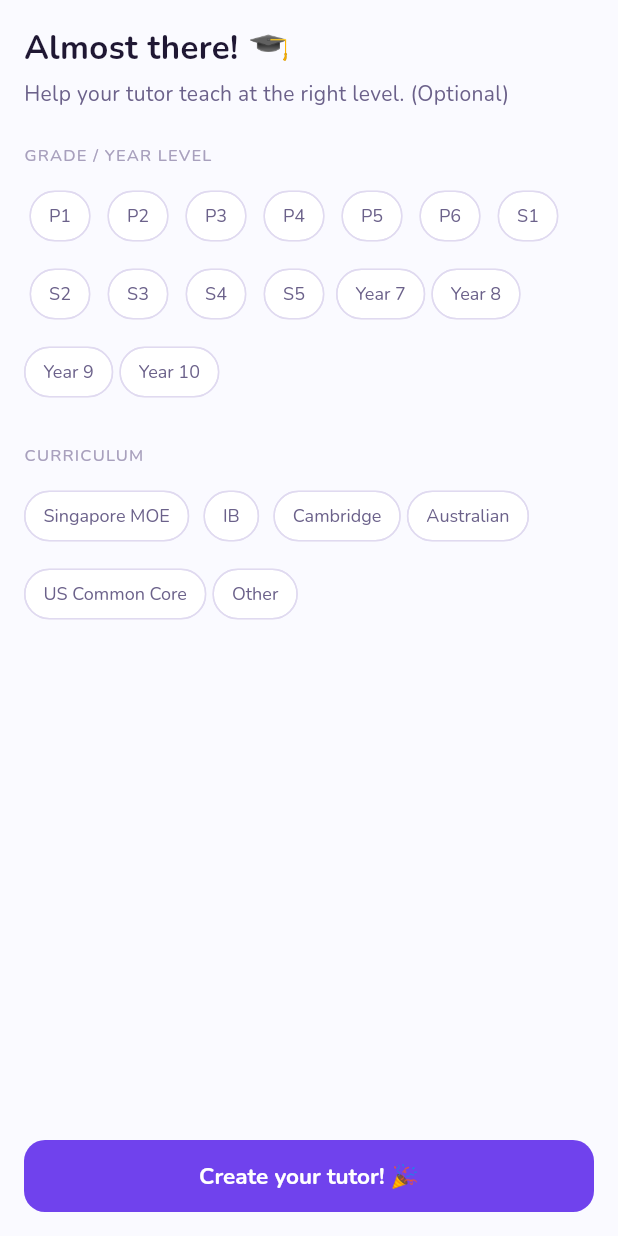
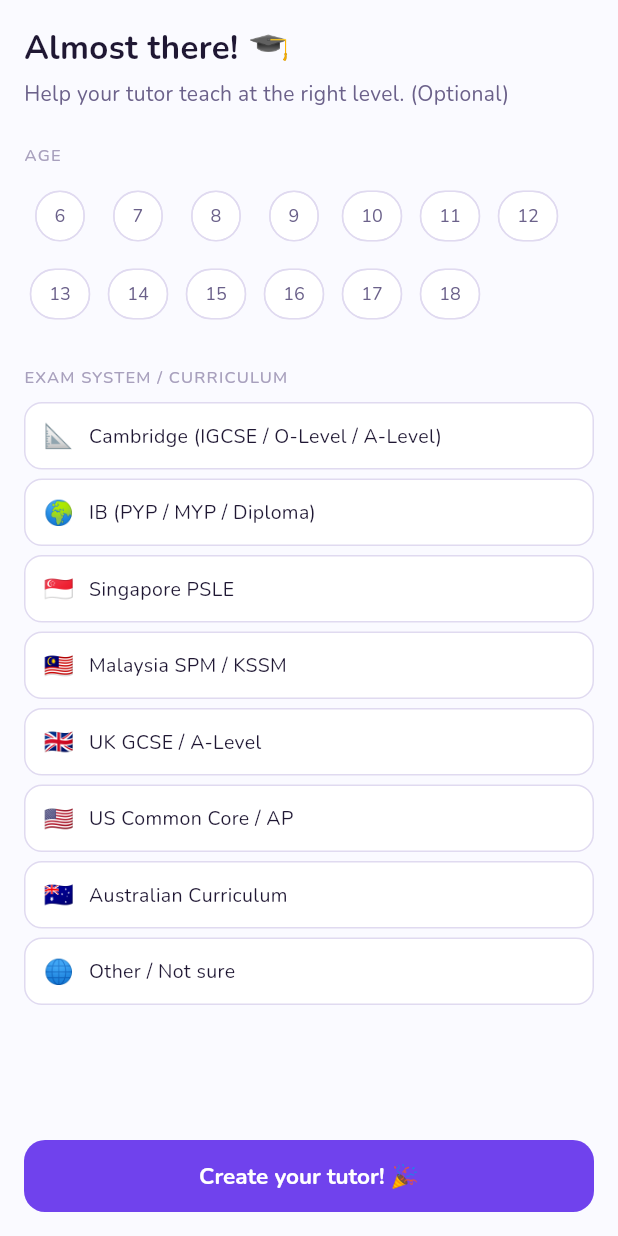
Before and after one commit to zackwhy1704/pally, a Flutter app: the GradeStep widget shown alone on an empty page, opened directly with empty values, on a phone screen of 412 x 824 dp. Run offline on Flutter 3.47's test engine with Material 3 defaults, Android fonts, the phone set to English and light mode, and no system bars; our stand-ins replace camera, device_info_plus, dio, drift, file_picker, flutter_riverpod and 11 more; missing offline and left inert: google_mlkit_text_recognition; accounts and stored records are empty; generated files the repository leaves out were written again; network calls fail.

Commit message:
fix: internationalize create tutor grade step — age + global exam systems
The create tutor flow had a separate grade_step.dart still using
Singapore-centric P1-P6/S1-S5 grades and country-specific curricula.

Replaced with:
- Age selector (6-18) matching the child setup screen
- 8 international exam systems: Cambridge, IB, SG PSLE, MY SPM,
  UK GCSE, US AP, Australian, Other
- Each option as a tappable row with icon, label, and checkmark

Co-Authored-By: Claude Opus 4.7 <noreply@anthropic.com>

```diff
--- a/lib/features/create_tutor/presentation/grade_step.dart
+++ b/lib/features/create_tutor/presentation/grade_step.dart
@@ -5,19 +5,19 @@ import 'package:pally/core/theme/app_spacing.dart';
 import 'package:pally/core/ui/pally_button.dart';
 import 'package:pally/shared/models/avatar.dart';
 
-const _gradeLevels = [
-  'P1', 'P2', 'P3', 'P4', 'P5', 'P6',
-  'S1', 'S2', 'S3', 'S4', 'S5',
-  'Year 7', 'Year 8', 'Year 9', 'Year 10',
+const _ages = [
+  '6', '7', '8', '9', '10', '11', '12', '13', '14', '15', '16', '17', '18',
 ];
 
-const _curriculums = [
-  'Singapore MOE',
-  'IB',
-  'Cambridge',
-  'Australian',
-  'US Common Core',
-  'Other',
+const _examSystems = [
+  ('📐', 'Cambridge (IGCSE / O-Level / A-Level)', 'CAMBRIDGE'),
+  ('🌍', 'IB (PYP / MYP / Diploma)', 'IB'),
+  ('🇸🇬', 'Singapore PSLE', 'SG_PSLE'),
+  ('🇲🇾', 'Malaysia SPM / KSSM', 'MY_SPM'),
+  ('🇬🇧', 'UK GCSE / A-Level', 'UK_GCSE'),
+  ('🇺🇸', 'US Common Core / AP', 'US_AP'),
+  ('🇦🇺', 'Australian Curriculum', 'AU_ATAR'),
+  ('🌐', 'Other / Not sure', 'OTHER'),
 ];
 
 class GradeStep extends StatelessWidget {
@@ -60,7 +60,7 @@ class GradeStep extends StatelessWidget {
           ),
           const SizedBox(height: AppSpacing.lg),
           Text(
-            'GRADE / YEAR LEVEL',
+            'AGE',
             style: AppTextStyles.label.copyWith(
               color: AppColors.text3,
               letterSpacing: 0.8,
@@ -70,11 +70,11 @@ class GradeStep extends StatelessWidget {
           Wrap(
             spacing: AppSpacing.xs,
             runSpacing: AppSpacing.xs,
-            children: _gradeLevels.map((g) {
-              final isActive = gradeLevel == g;
+            children: _ages.map((a) {
+              final isActive = gradeLevel == a;
               return ActionChip(
-                label: Text(g),
-                onPressed: () => onGradeChanged(isActive ? null : g),
+                label: Text(a),
+                onPressed: () => onGradeChanged(isActive ? null : a),
                 backgroundColor: isActive ? accentColor : AppColors.surface,
                 labelStyle: AppTextStyles.bodySmall.copyWith(
                   color: isActive ? Colors.white : AppColors.text2,
@@ -83,39 +83,66 @@ class GradeStep extends StatelessWidget {
                 side: BorderSide(
                   color: isActive ? accentColor : AppColors.outline,
                 ),
-                padding: const EdgeInsets.symmetric(horizontal: AppSpacing.xs),
+                padding:
+                    const EdgeInsets.symmetric(horizontal: AppSpacing.xs),
               );
             }).toList(),
           ),
           const SizedBox(height: AppSpacing.lg),
           Text(
-            'CURRICULUM',
+            'EXAM SYSTEM / CURRICULUM',
             style: AppTextStyles.label.copyWith(
               color: AppColors.text3,
               letterSpacing: 0.8,
             ),
           ),
           const SizedBox(height: AppSpacing.sm),
-          Wrap(
-            spacing: AppSpacing.xs,
-            runSpacing: AppSpacing.xs,
-            children: _curriculums.map((c) {
-              final isActive = curriculumType == c;
-              return ActionChip(
-                label: Text(c),
-                onPressed: () => onCurriculumChanged(isActive ? null : c),
-                backgroundColor: isActive ? accentColor : AppColors.surface,
-                labelStyle: AppTextStyles.bodySmall.copyWith(
-                  color: isActive ? Colors.white : AppColors.text2,
-                  fontWeight: isActive ? FontWeight.w600 : FontWeight.w400,
+          ..._examSystems.map((e) {
+            final (icon, label, id) = e;
+            final isActive = curriculumType == id;
+            return Padding(
+              padding: const EdgeInsets.only(bottom: 6),
+              child: GestureDetector(
+                onTap: () => onCurriculumChanged(isActive ? null : id),
+                child: AnimatedContainer(
+                  duration: const Duration(milliseconds: 150),
+                  padding: const EdgeInsets.symmetric(
+                      horizontal: 12, vertical: 10),
+                  decoration: BoxDecoration(
+                    color: isActive
+                        ? accentColor.withValues(alpha: 0.1)
+                        : AppColors.surface,
+                    borderRadius: BorderRadius.circular(12),
+                    border: Border.all(
+                      color: isActive ? accentColor : AppColors.outline,
+                      width: isActive ? 2 : 1,
+                    ),
+                  ),
+                  child: Row(
+                    children: [
+                      Text(icon, style: const TextStyle(fontSize: 16)),
+                      const SizedBox(width: 10),
+                      Expanded(
+                        child: Text(
+                          label,
+                          style: AppTextStyles.body.copyWith(
+                            color: isActive ? accentColor : AppColors.text1,
+                            fontWeight: isActive
+                                ? FontWeight.w600
+                                : FontWeight.w400,
+                            fontSize: 13,
+                          ),
+                        ),
+                      ),
+                      if (isActive)
+                        Icon(Icons.check_circle_rounded,
+                            color: accentColor, size: 20),
+                    ],
+                  ),
                 ),
-                side: BorderSide(
-                  color: isActive ? accentColor : AppColors.outline,
-                ),
-                padding: const EdgeInsets.symmetric(horizontal: AppSpacing.xs),
-              );
-            }).toList(),
-          ),
+              ),
+            );
+          }),
           const Spacer(),
           PallyButton(
             label: 'Create $name! 🎉',
```
